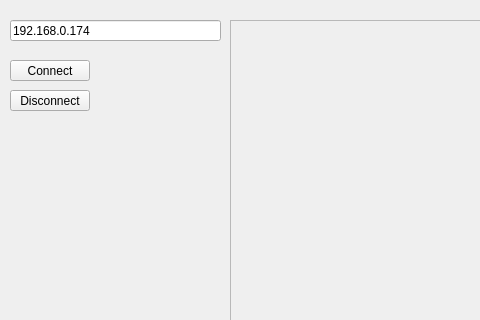
Before: the Qt Designer form VideoBenchmark/mainwindow.ui in happly-steve/VideoBenchmark, drawn with Qt 5; both pictures show x 0 to 480 and y 0 to 320 of the 800 by 600 pixel window.
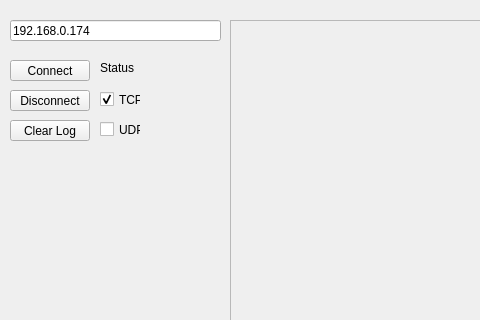
After: the same form once the commit is applied.

Diff of the .ui file:
```diff
--- a/VideoBenchmark/mainwindow.ui
+++ b/VideoBenchmark/mainwindow.ui
@@ -92,6 +92,67 @@
      <set>Qt::AlignLeading|Qt::AlignLeft|Qt::AlignTop</set>
     </property>
    </widget>
+   <widget class="QLabel" name="status">
+    <property name="geometry">
+     <rect>
+      <x>100</x>
+      <y>60</y>
+      <width>121</width>
+      <height>16</height>
+     </rect>
+    </property>
+    <property name="text">
+     <string>Status</string>
+    </property>
+   </widget>
+   <widget class="QPushButton" name="clearButton">
+    <property name="geometry">
+     <rect>
+      <x>10</x>
+      <y>120</y>
+      <width>80</width>
+      <height>21</height>
+     </rect>
+    </property>
+    <property name="text">
+     <string>Clear Log</string>
+    </property>
+   </widget>
+   <widget class="QCheckBox" name="checkTcp">
+    <property name="geometry">
+     <rect>
+      <x>100</x>
+      <y>90</y>
+      <width>41</width>
+      <height>19</height>
+     </rect>
+    </property>
+    <property name="text">
+     <string>TCP</string>
+    </property>
+    <property name="checked">
+     <bool>true</bool>
+    </property>
+    <property name="autoExclusive">
+     <bool>true</bool>
+    </property>
+   </widget>
+   <widget class="QCheckBox" name="checkUdp">
+    <property name="geometry">
+     <rect>
+      <x>100</x>
+      <y>120</y>
+      <width>41</width>
+      <height>19</height>
+     </rect>
+    </property>
+    <property name="text">
+     <string>UDP</string>
+    </property>
+    <property name="autoExclusive">
+     <bool>true</bool>
+    </property>
+   </widget>
   </widget>
   <widget class="QMenuBar" name="menubar">
    <property name="geometry">
```
